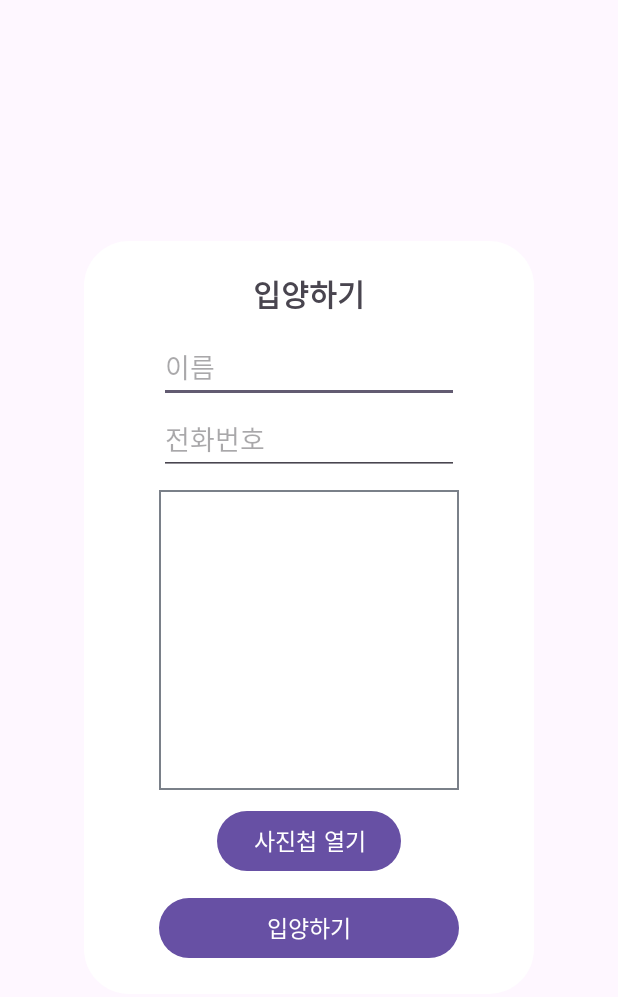
After one commit to jooyoung9939/kjy_nsh, an Android app: the layout adopt_dialog.xml on its own in the app's theme, with its tools: preview values and no code run, on a phone screen of 412 x 824 dp. The commit adds this screen. Shown: the top 997 px of the screen. Run offline under Robolectric (Android 15) with nearby library versions, the phone set to English and light mode, and no system bars.

Commit message:
입양하기 다이얼로그 만들기

```diff
--- /dev/null
+++ b/app/src/main/res/drawable/square_background_border_black.xml
@@ -0,0 +1,9 @@
+<?xml version="1.0" encoding="utf-8"?>
+<shape xmlns:android="http://schemas.android.com/apk/res/android"
+    android:shape="rectangle">
+    <solid android:color="@color/white"/>
+        <corners android:radius="0dp"/>
+    <stroke
+        android:width="1dp"
+        android:color="#7A8089"/>
+</shape>
--- /dev/null
+++ b/app/src/main/res/layout/adopt_dialog.xml
@@ -0,0 +1,56 @@
+<?xml version="1.0" encoding="utf-8"?>
+<LinearLayout xmlns:android="http://schemas.android.com/apk/res/android"
+    android:layout_width="300dp"
+    android:background="@drawable/dialog_radius_background"
+    android:gravity="center"
+    android:layout_gravity="center"
+    android:paddingHorizontal="50dp"
+    android:paddingVertical="10dp"
+    android:layout_height="wrap_content"
+    android:orientation="vertical">
+
+    <TextView
+        android:layout_width="match_parent"
+        android:layout_height="wrap_content"
+        android:gravity="center"
+        android:textSize="20dp"
+        android:textStyle="bold"
+        android:layout_marginVertical="10dp"
+        android:text="입양하기"/>
+
+    <EditText
+        android:id="@+id/name1"
+        android:layout_width="match_parent"
+        android:layout_height="wrap_content"
+        android:hint="이름"
+        android:inputType="text"/>
+
+    <EditText
+        android:id="@+id/num1"
+        android:layout_width="match_parent"
+        android:layout_height="wrap_content"
+        android:hint="전화번호"
+        android:inputType="phone" />
+
+    <ImageView
+        android:id="@+id/dogImage"
+        android:background="@drawable/square_background_border_black"
+        android:layout_width="200dp"
+        android:layout_height="200dp"
+        android:layout_marginVertical="10dp"/>
+
+    <Button
+        android:id="@+id/galleryBtn2"
+        android:layout_width="wrap_content"
+        android:layout_height="wrap_content"
+        android:text="사진첩 열기"
+        android:textSize="15sp" />
+
+    <Button
+        android:id="@+id/btn_adopt"
+        android:layout_width="match_parent"
+        android:layout_height="wrap_content"
+        android:layout_marginVertical="10dp"
+        android:text="입양하기"
+        android:textSize="15dp" />
+</LinearLayout>
--- a/app/src/main/res/layout/fragment_result_success.xml
+++ b/app/src/main/res/layout/fragment_result_success.xml
@@ -42,7 +42,7 @@
         android:gravity="center">
 
         <Button
-            android:id="@+id/backButton"
+            android:id="@+id/adoptButton"
             android:layout_width="wrap_content"
             android:layout_height="wrap_content"
             android:layout_gravity="center"
```
Also changed, not shown: app/src/main/java/com/example/madcamp_week1_tab1_try/ResultFragment.kt (+74 -5 lines).
